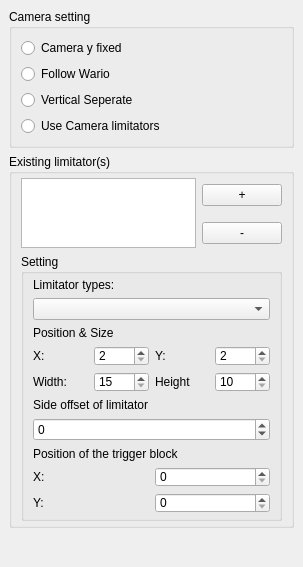
Above: DockWidget/CameraControlDockWidget.ui from wario-land/WL4Editor before the change. Below: the same form after it.
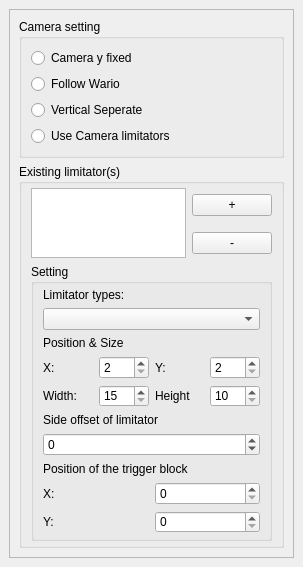
That is the form after the change.

Commit message: Fixed #212 using scroll area

Diff of the .ui file:
```diff
--- a/DockWidget/CameraControlDockWidget.ui
+++ b/DockWidget/CameraControlDockWidget.ui
@@ -19,6 +19,21 @@
   <widget class="QWidget" name="dockWidgetContents">
    <layout class="QVBoxLayout" name="verticalLayout_3">
     <item>
+     <widget class="QScrollArea" name="scrollArea">
+      <property name="widgetResizable">
+       <bool>true</bool>
+      </property>
+      <widget class="QWidget" name="scrollAreaWidgetContents">
+       <property name="geometry">
+        <rect>
+         <x>0</x>
+         <y>0</y>
+         <width>283</width>
+         <height>525</height>
+        </rect>
+       </property>
+       <layout class="QVBoxLayout" name="verticalLayout_5">
+        <item>
      <widget class="QGroupBox" name="CameraSetting_groupBox">
       <property name="title">
        <string>Camera setting</string>
@@ -270,18 +285,9 @@
       </layout>
      </widget>
     </item>
-    <item>
-     <spacer name="verticalSpacer">
-      <property name="orientation">
-       <enum>Qt::Vertical</enum>
-      </property>
-      <property name="sizeHint" stdset="0">
-       <size>
-        <width>20</width>
-        <height>40</height>
-       </size>
-      </property>
-     </spacer>
+       </layout>
+      </widget>
+     </widget>
     </item>
    </layout>
   </widget>
```
Lines whose indentation alone changed are shown as unchanged.
